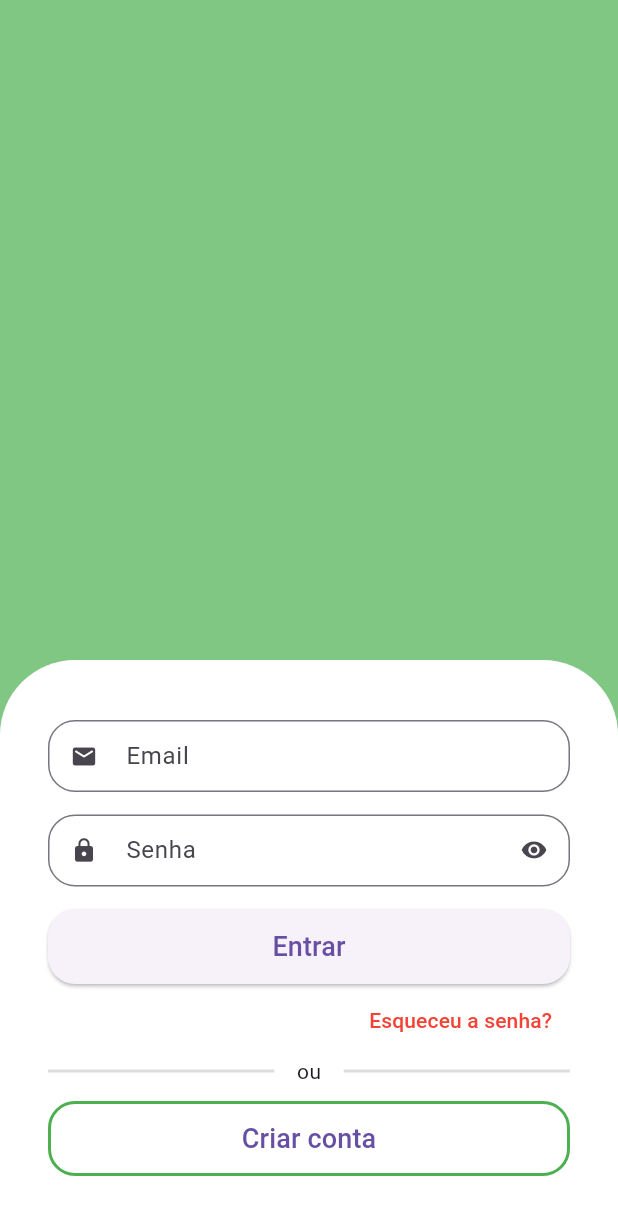
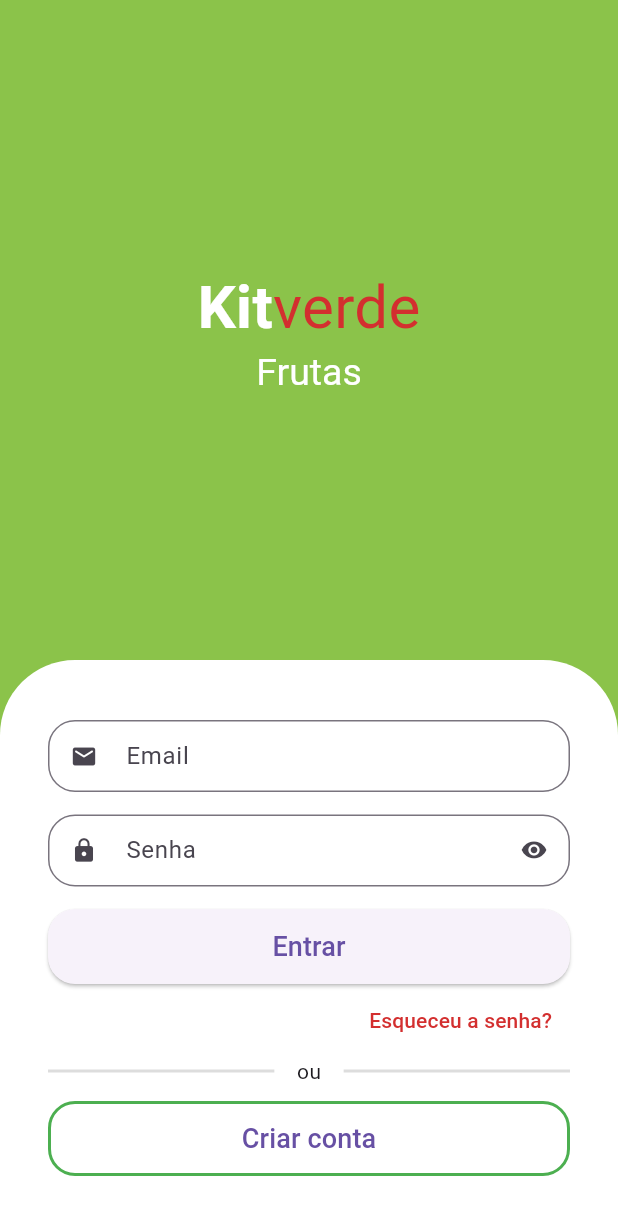
Before and after one commit to LucasConstantino92/kitanda, a Flutter app: the screen it shows after launch, on a phone screen of 412 x 824 dp. Shown: the top 1215 px of the screen. Run offline on Flutter 3.47's test engine with Material 3 defaults, Android fonts, the phone set to English and light mode, and no system bars; drawn by our look-alikes of animated_text_kit.

Commit message:
final signin screen

```diff
--- a/lib/src/auth/sign_in_screen.dart
+++ b/lib/src/auth/sign_in_screen.dart
@@ -1,5 +1,7 @@
+import 'package:animated_text_kit/animated_text_kit.dart';
 import 'package:flutter/material.dart';
 import 'package:kitanda/src/auth/components/custom_textfield.dart';
+import 'package:kitanda/src/config/custom_colors.dart';
 
 class SignInScreen extends StatelessWidget {
   const SignInScreen({super.key});
@@ -7,14 +9,55 @@ class SignInScreen extends StatelessWidget {
   @override
   Widget build(BuildContext context) {
     return Scaffold(
-      backgroundColor: Colors.green[300],
-      body: Column(
+      backgroundColor: CustomColors.customSwatchColor,
+      body: SingleChildScrollView(
+        child: SizedBox(
+          height: MediaQuery.of(context).size.height,
+          width: MediaQuery.of(context).size.width,
+          child: Column(
             children: [
               Expanded(
-            child: Container(
-              color: Colors.green[300],
+                  child: Column(
+                mainAxisAlignment: MainAxisAlignment.center,
+                children: [
+                  Text.rich(
+                    TextSpan(
+                        style: const TextStyle(
+                          fontSize: 40,
+                        ),
+                        children: [
+                          const TextSpan(
+                            text: 'Kit',
+                            style: TextStyle(
+                              color: Colors.white,
+                              fontWeight: FontWeight.bold,
                             ),
                           ),
+                          TextSpan(
+                              text: 'verde',
+                              style: TextStyle(
+                                  color: CustomColors.customContrastColor))
+                        ]),
+                  ),
+                  SizedBox(
+                    height: 30,
+                    child: DefaultTextStyle(
+                      style: const TextStyle(fontSize: 25),
+                      child: AnimatedTextKit(
+                        pause: Duration.zero,
+                        repeatForever: true,
+                        animatedTexts: [
+                          FadeAnimatedText('Frutas'),
+                          FadeAnimatedText('Verduras'),
+                          FadeAnimatedText('Legumes'),
+                          FadeAnimatedText('Cereais'),
+                          FadeAnimatedText('Laticinios'),
+                        ],
+                      ),
+                    ),
+                  ),
+                ],
+              )),
               Container(
                 padding: const EdgeInsets.symmetric(horizontal: 32, vertical: 40),
                 decoration: const BoxDecoration(
@@ -51,9 +94,9 @@ class SignInScreen extends StatelessWidget {
                       alignment: Alignment.centerRight,
                       child: TextButton(
                         onPressed: () {},
-                    child: const Text(
+                        child: Text(
                           'Esqueceu a senha?',
-                      style: TextStyle(color: Colors.red),
+                          style: TextStyle(color: CustomColors.customContrastColor),
                         ),
                       ),
                     ),
@@ -89,13 +132,18 @@ class SignInScreen extends StatelessWidget {
                           ),
                         ),
                         onPressed: () {},
-                    child: const Text('Criar conta', style: TextStyle(fontSize: 18),),
+                        child: const Text(
+                          'Criar conta',
+                          style: TextStyle(fontSize: 18),
+                        ),
                       ),
                     ),
                   ],
                 ),
-          )
+              ),
             ],
+          ),
+        ),
       ),
     );
   }
--- /dev/null
+++ b/lib/src/config/custom_colors.dart
@@ -0,0 +1,20 @@
+import 'package:flutter/material.dart';
+
+Map<int, Color> _swatchOpacity = {
+  50 : const Color.fromRGBO(139, 195, 74, .1),
+  100 : const Color.fromRGBO(139, 195, 74, .2),
+  200 : const Color.fromRGBO(139, 195, 74, .3),
+  300 : const Color.fromRGBO(139, 195, 74, .4),
+  400 : const Color.fromRGBO(139, 195, 74, .5),
+  500 : const Color.fromRGBO(139, 195, 74, .6),
+  600 : const Color.fromRGBO(139, 195, 74, .7),
+  700 : const Color.fromRGBO(139, 195, 74, .8),
+  800 : const Color.fromRGBO(139, 195, 74, .9),
+  900 : const Color.fromRGBO(139, 195, 74, 1),
+};
+
+abstract class CustomColors {
+
+  static Color customContrastColor = Colors.red.shade700;
+  static MaterialColor customSwatchColor = MaterialColor(0xFF8BC34A, _swatchOpacity);
+}
--- a/pubspec.yaml
+++ b/pubspec.yaml
@@ -35,6 +35,7 @@ dependencies:
   # The following adds the Cupertino Icons font to your application.
   # Use with the CupertinoIcons class for iOS style icons.
   cupertino_icons: ^1.0.2
+  animated_text_kit: ^4.2.2
 
 dev_dependencies:
   flutter_test:
```
Also changed, not shown: pubspec.lock. Lines whose indentation alone changed are shown as unchanged.
